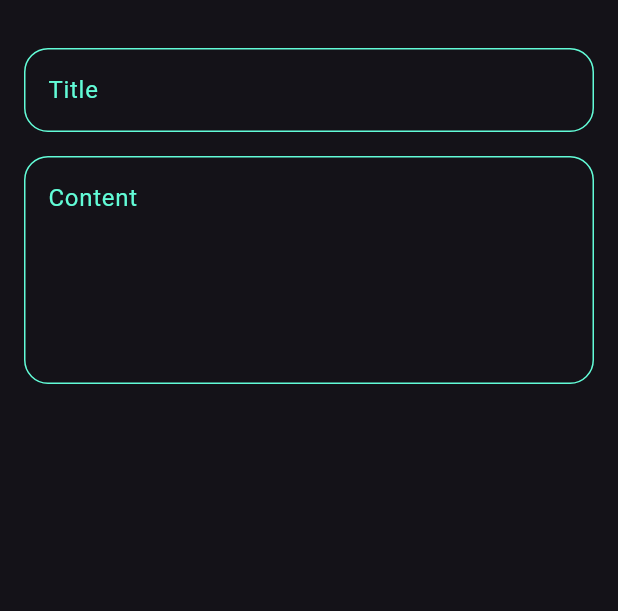
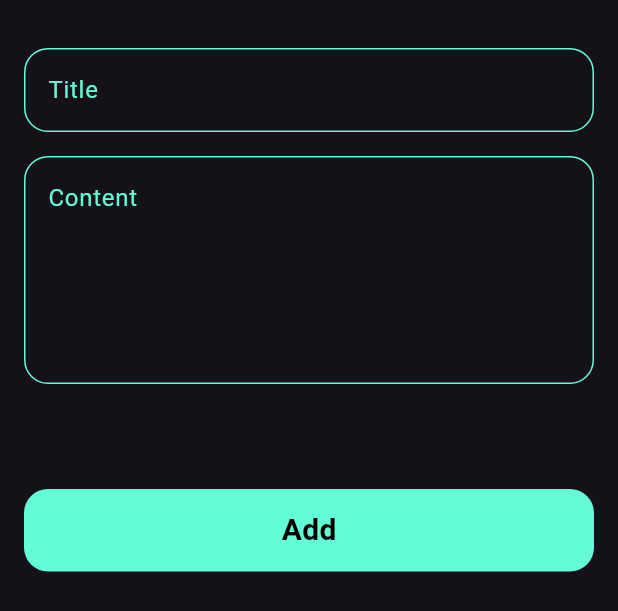
Before and after one commit to mohamedalhosary/notes_app, a Flutter app: the AddNoteBottomSheet widget shown alone on an empty page, opened directly, on a phone screen of 412 x 824 dp. Shown: the top 611 px of the screen. Run offline on Flutter 3.47's test engine with Material 3 defaults, Android fonts, the phone set to English and light mode, and no system bars; Roboto replaces fonts that are missing (Unbounded).

Commit message:
finish add button sheet

```diff
--- a/lib/views/add_note_bottom_sheet.dart
+++ b/lib/views/add_note_bottom_sheet.dart
@@ -1,5 +1,7 @@
 import 'package:flutter/material.dart';
 import 'package:quran_app/views/custom_text_field.dart';
+import 'package:quran_app/views/widgets/constants.dart';
+import 'package:quran_app/views/widgets/custom_button.dart';
 
 class AddNoteBottomSheet extends StatelessWidget {
   const AddNoteBottomSheet({super.key});
@@ -8,7 +10,8 @@ class AddNoteBottomSheet extends StatelessWidget {
   Widget build(BuildContext context) {
     return const Padding(
       padding:  EdgeInsets.symmetric(horizontal: 16),
-      child:  Column(
+      child:  SingleChildScrollView(
+        child: Column(
           children: [
             SizedBox(height: 32,),
            CustomTextField(
@@ -18,8 +21,12 @@ class AddNoteBottomSheet extends StatelessWidget {
             CustomTextField(
             hint: 'Content',
             maxLines: 5,
-         )
+           ),
+           SizedBox(height: 70,),
+           CustomButtn(),
+           SizedBox(height: 16,),
           ],
+        ),
       ),
     );
   }
--- /dev/null
+++ b/lib/views/widgets/custom_button.dart
@@ -0,0 +1,24 @@
+import 'package:flutter/material.dart';
+import 'package:quran_app/views/widgets/constants.dart';
+
+class CustomButtn extends StatelessWidget {
+  const CustomButtn({super.key});
+
+  @override
+  Widget build(BuildContext context) {
+    return Container(
+      width: MediaQuery.of(context).size.width,
+      height: 55,
+      decoration: BoxDecoration(borderRadius: BorderRadius.circular(16),
+       color: kprimaryColor,
+      ),
+      child: const Center(child: Text('Add',
+        style: TextStyle(
+          fontSize: 20,
+          fontWeight: FontWeight.bold,
+          color: Colors.black,
+        ),
+      )),
+    );
+  }
+}
```
Lines whose indentation alone changed are shown as unchanged.
